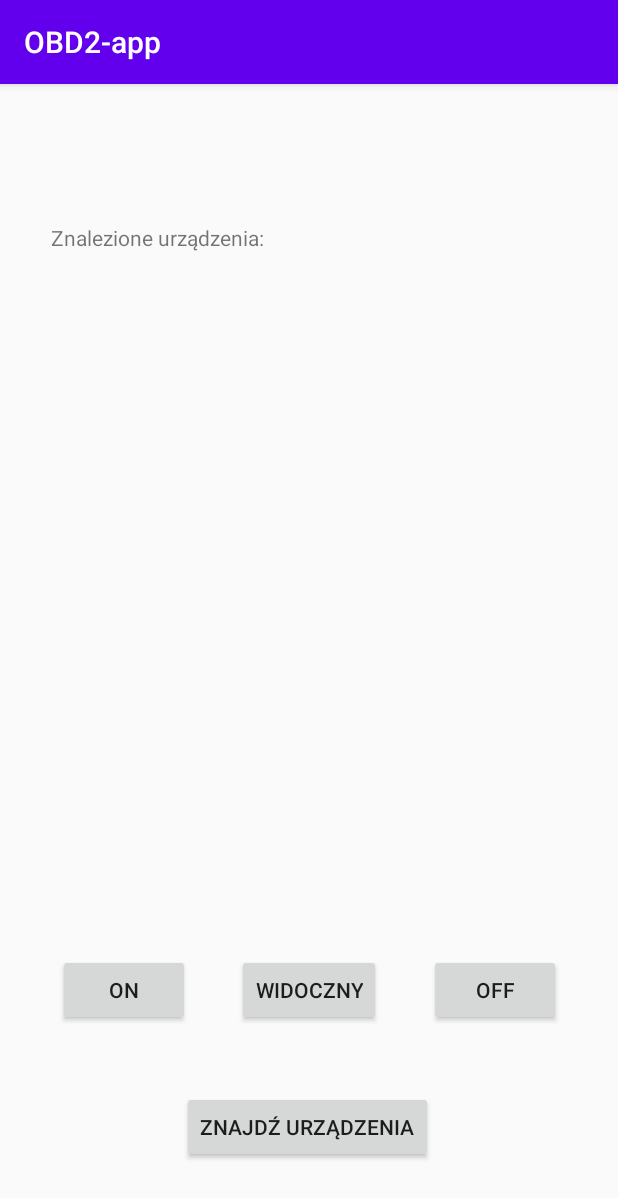
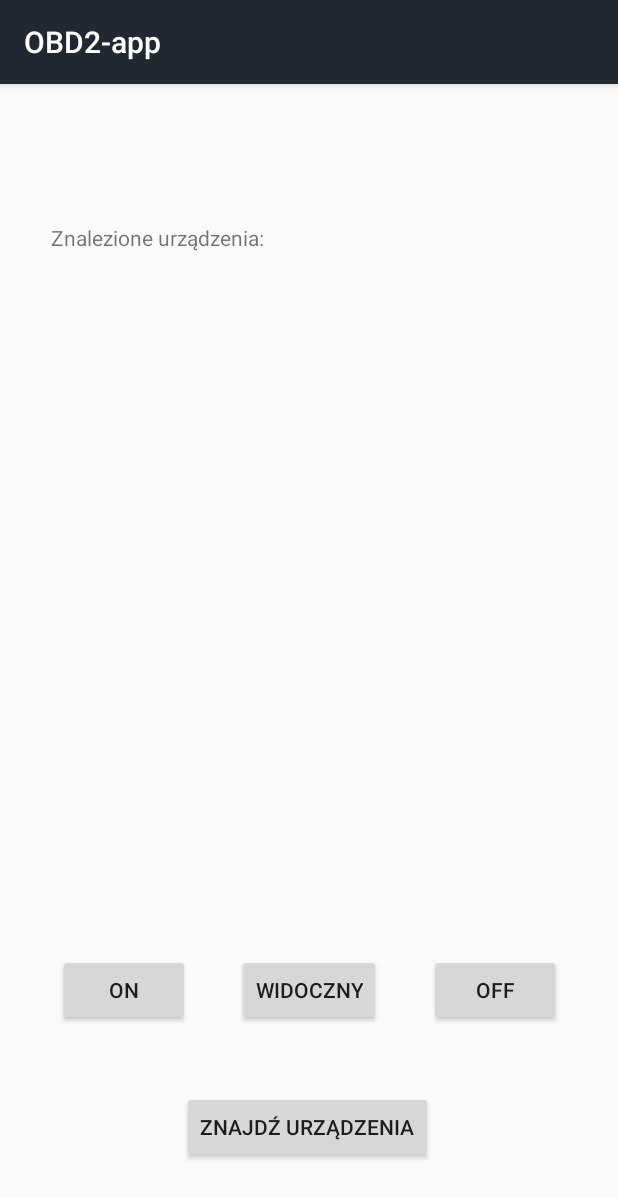
Before and after one commit to EwaKopec/car-app, an Android app: the screen it shows after launch (MainActivity), on a phone screen of 412 x 824 dp. Shown: the top 1198 px of the screen. Run offline under Robolectric (Android 15) with nearby library versions, the phone set to English and light mode, and no system bars; libraries missing offline, so code that uses them is left out: me.aflak.bluetooth; 6 statements that could not run were skipped.

Commit message:
add colors to app! see it!

```diff
--- a/app/src/main/java/com/example/obd2_app/MainActivity.java
+++ b/app/src/main/java/com/example/obd2_app/MainActivity.java
@@ -215,9 +215,9 @@ public class MainActivity extends AppCompatActivity implements View.OnClickListe
 
             if(!bluetooth.getPairedDevices().isEmpty() && selectedDevice != null) {
                 Intent intent = new Intent(this, Real_time_charts.class);
-                intent.putExtra("device", selectedDevice);
+                //intent.putExtra("device", selectedDevice);
                 startActivity(intent);
-            }
+           }
 
         }
     }
--- a/app/src/main/res/values/colors.xml
+++ b/app/src/main/res/values/colors.xml
@@ -1,6 +1,7 @@
 <?xml version="1.0" encoding="utf-8"?>
 <resources>
-    <color name="colorPrimary">#6200EE</color>
-    <color name="colorPrimaryDark">#3700B3</color>
-    <color name="colorAccent">#03DAC5</color>
+    <color name="colorPrimary">#222831</color>
+    <color name="colorPrimaryDark">#393E46</color>
+    <color name="colorAccent">#EEEEEE</color>
+    <color name="colorYellow">#FFD369</color>
 </resources>
```
Also changed, not shown: app/src/main/res/layout/activity_real_time_charts.xml (+30 -8 lines).
